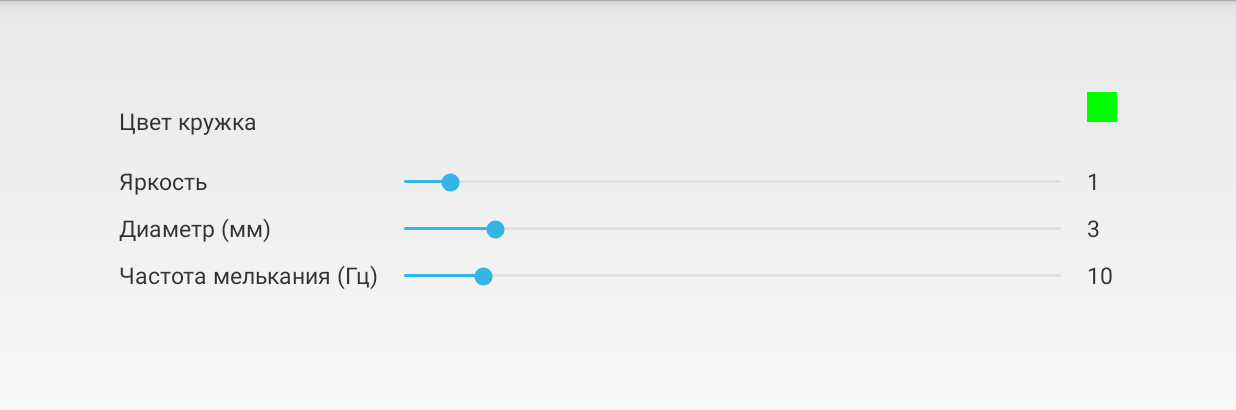
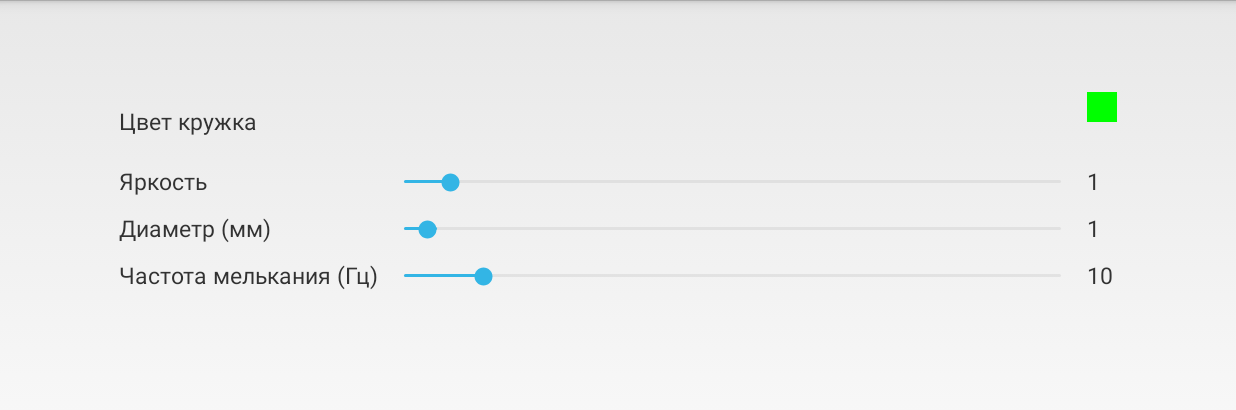
Before and after one commit to hramovnik/ReactionTest, an Android app: the fragment TabTwoFragment placed in its activity, on a phone screen of 824 x 412 dp (held sideways). Shown: the top 410 px of the screen. Run offline under Robolectric (Android 15) with nearby library versions, the phone set to English and light mode, and no system bars; 1 statement that could not run was skipped.

```diff
--- a/app/src/main/java/layout/TabTwoFragment.java
+++ b/app/src/main/java/layout/TabTwoFragment.java
@@ -64,7 +64,7 @@ public class TabTwoFragment extends TabFragment implements TaskActivityInterface
         buttonChooseColor.setBackgroundColor(color);
 
         teRoundSize = (TextView) getView().findViewById(R.id.teRoundSize);
-        sbRoundSize = getSb(teRoundSize, R.id.sbRoundSize,3,20,roundSizeTag);
+        sbRoundSize = getSb(teRoundSize, R.id.sbRoundSize,1,20,roundSizeTag);
 
         teBrightness = (TextView) getView().findViewById(R.id.teBrightness);
         sbBrightness = getSb(teBrightness, R.id.sbBrightness, 1,12,brightntssTag);
```
